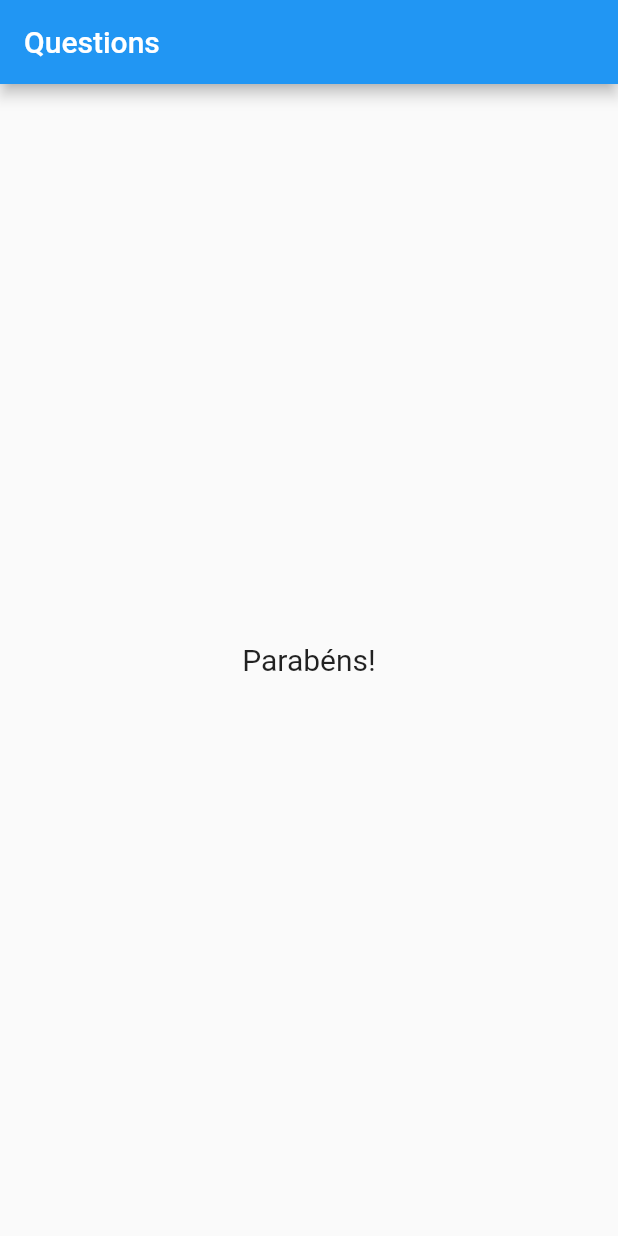
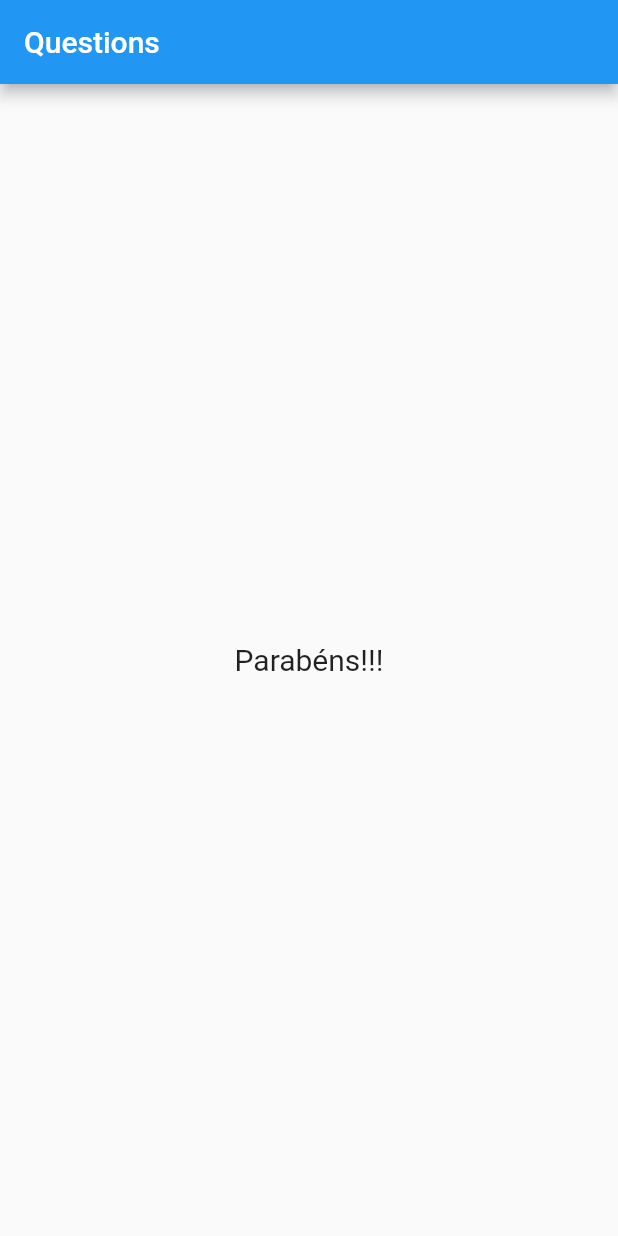
Before and after one commit to leobaiano/questions-and-answers, a Flutter app: the screen it shows after launch, after a tap on "Blue", after a tap on "Snake", on a phone screen of 412 x 824 dp. Run offline on Flutter 3.47's test engine with Material 2 defaults, Android fonts, the light colour scheme and no system bars.

Commit message:
refactor: add component quiz

```diff
--- a/lib/main.dart
+++ b/lib/main.dart
@@ -1,8 +1,7 @@
 import 'package:flutter/material.dart';
 import 'package:questions_and_answers/result.dart';
-import './questions.dart';
-import './answers.dart';
 import './result.dart';
+import './quiz.dart';
 
 void main() => runApp(const AnswersApp());
 
@@ -33,34 +32,19 @@ class _AnswersAppState extends State<AnswersApp> {
     }
   }
 
-  bool get isQuestionSelected {
+    bool get isQuestionSelected {
     return _selectedQuestion < _questions.length;
   }
 
   @override
   Widget build(BuildContext context) {
-    List<String> answers = isQuestionSelected
-        ? _questions[_selectedQuestion].cast()['answers']
-        : [];
-
-    List<Widget> answersWidgets = answers
-        .map((text) => Answers(text: text, onSelected: _answer))
-        .toList();
-
     return MaterialApp(
       home: Scaffold(
           appBar: AppBar(
             title: const Text("Questions"),
           ),
           body: isQuestionSelected
-              ? Column(
-                  children: <Widget>[
-                    Questions(
-                        text: _questions[_selectedQuestion]['question']
-                            .toString()),
-                    ...answersWidgets
-                  ],
-                )
+              ? Quiz(questions: _questions, selectedQuestion: _selectedQuestion, answer: _answer,)
               : const Result(),
     ));
   }
--- a/lib/questions.dart
+++ b/lib/questions.dart
@@ -1,9 +1,9 @@
 import 'package:flutter/material.dart';
 
 class Questions extends StatelessWidget {
+  final String text;
+
   const Questions({super.key, required this.text});
-
-  final String text;
 
   @override
   Widget build(BuildContext context) {
--- /dev/null
+++ b/lib/quiz.dart
@@ -0,0 +1,34 @@
+import 'package:flutter/material.dart';
+import './questions.dart';
+import 'answers.dart';
+
+class Quiz extends StatelessWidget {
+  final List<Map<String, Object>> questions;
+  final int selectedQuestion;
+  final void Function() answer;
+
+  const Quiz(
+      {super.key,
+      required this.questions,
+      required this.selectedQuestion,
+      required this.answer});
+
+  bool get isQuestionSelected {
+    return selectedQuestion < questions.length;
+  }
+
+  @override
+  Widget build(BuildContext context) {
+    List<String> answers =
+        isQuestionSelected ? questions[selectedQuestion].cast()['answers'] : [];
+
+    List answersWidgets = answers
+        .map((text) => Answers(text: text, onSelected: answer))
+        .toList();
+
+    return Column(children: <Widget>[
+      Questions(text: questions[selectedQuestion]['question'].toString()),
+      ...answersWidgets
+    ]);
+  }
+}
--- a/lib/result.dart
+++ b/lib/result.dart
@@ -6,7 +6,7 @@ class Result extends StatelessWidget {
   @override
   Widget build(BuildContext context) {
     return const Center(
-      child: Text('Parabéns!', style: TextStyle(fontSize: 20)),
+      child: Text('Parabéns!!!', style: TextStyle(fontSize: 20)),
     );
   }
 }
```
